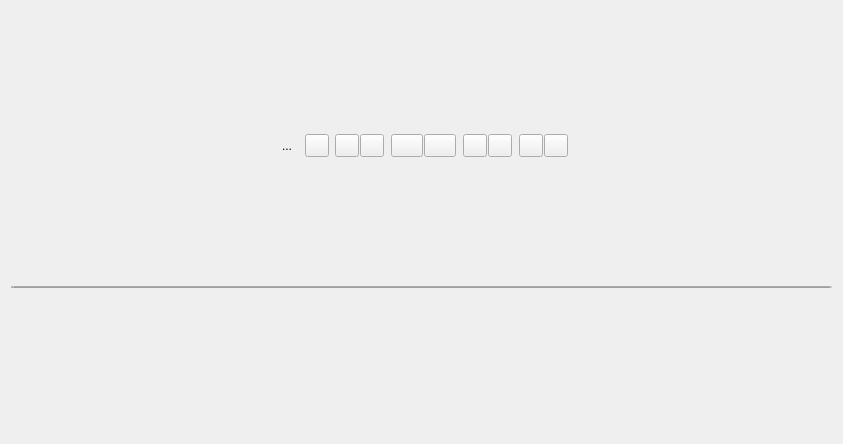
First picture: the form in galacteek/ui/browsertab.ui, repository pinnaculum/galacteek, before the edit.
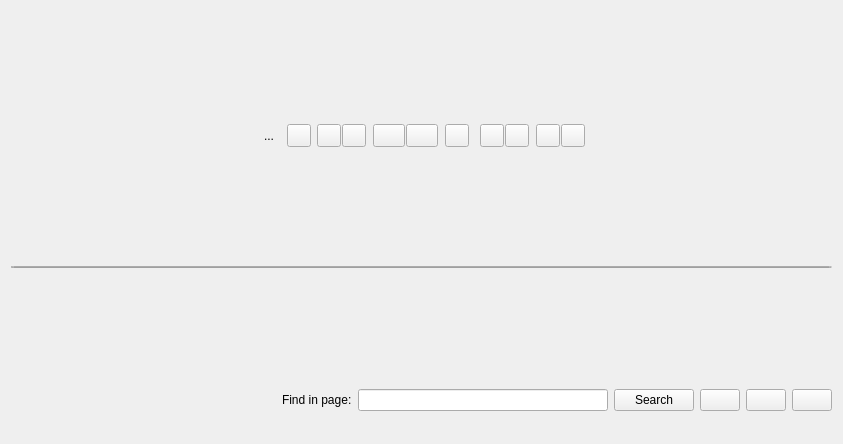
Second picture: the form after the edit. Icons and pictures are not drawn.

What changed in the file:
```diff
--- a/galacteek/ui/browsertab.ui
+++ b/galacteek/ui/browsertab.ui
@@ -193,6 +193,36 @@
              </property>
             </spacer>
            </item>
+           <item>
+            <widget class="QToolButton" name="findToolButton">
+             <property name="toolTip">
+              <string>&lt;html&gt;&lt;head/&gt;&lt;body&gt;&lt;p&gt;Find in page&lt;/p&gt;&lt;/body&gt;&lt;/html&gt;</string>
+             </property>
+             <property name="text">
+              <string/>
+             </property>
+             <property name="icon">
+              <iconset resource="galacteek.qrc">
+               <normaloff>:/share/icons/search-engine.png</normaloff>:/share/icons/search-engine.png</iconset>
+             </property>
+            </widget>
+           </item>
+           <item>
+            <spacer name="horizontalSpacer_5">
+             <property name="orientation">
+              <enum>Qt::Horizontal</enum>
+             </property>
+             <property name="sizeType">
+              <enum>QSizePolicy::Maximum</enum>
+             </property>
+             <property name="sizeHint" stdset="0">
+              <size>
+               <width>10</width>
+               <height>20</height>
+              </size>
+             </property>
+            </spacer>
+           </item>
            <item>
             <widget class="QToolButton" name="zoomOutButton">
              <property name="toolTip">
@@ -314,6 +344,89 @@
      </property>
     </layout>
    </item>
+   <item>
+    <layout class="QHBoxLayout" name="hLayoutSearch">
+     <item>
+      <spacer name="horizontalSpacer_4">
+       <property name="orientation">
+        <enum>Qt::Horizontal</enum>
+       </property>
+       <property name="sizeHint" stdset="0">
+        <size>
+         <width>40</width>
+         <height>20</height>
+        </size>
+       </property>
+      </spacer>
+     </item>
+     <item>
+      <widget class="QLabel" name="searchLabel">
+       <property name="maximumSize">
+        <size>
+         <width>100</width>
+         <height>16777215</height>
+        </size>
+       </property>
+       <property name="text">
+        <string>Find in page:</string>
+       </property>
+      </widget>
+     </item>
+     <item>
+      <widget class="QLineEdit" name="searchInPage">
+       <property name="maximumSize">
+        <size>
+         <width>250</width>
+         <height>16777215</height>
+        </size>
+       </property>
+       <property name="maxLength">
+        <number>256</number>
+       </property>
+      </widget>
+     </item>
+     <item>
+      <widget class="QPushButton" name="searchButton">
+       <property name="text">
+        <string>Search</string>
+       </property>
+      </widget>
+     </item>
+     <item>
+      <widget class="QPushButton" name="searchPrev">
+       <property name="text">
+        <string/>
+       </property>
+       <property name="icon">
+        <iconset resource="galacteek.qrc">
+         <normaloff>:/share/icons/left-arrow.png</normaloff>:/share/icons/left-arrow.png</iconset>
+       </property>
+      </widget>
+     </item>
+     <item>
+      <widget class="QPushButton" name="searchNext">
+       <property name="text">
+        <string/>
+       </property>
+       <property name="icon">
+        <iconset resource="galacteek.qrc">
+         <normaloff>:/share/icons/right-arrow.png</normaloff>:/share/icons/right-arrow.png</iconset>
+       </property>
+      </widget>
+     </item>
+     <item>
+      <widget class="QPushButton" name="searchCancel">
+       <property name="text">
+        <string/>
+       </property>
+       <property name="icon">
+        <iconset resource="galacteek.qrc">
+         <normaloff>:/share/icons/cancel.png</normaloff>:/share/icons/cancel.png</iconset>
+       </property>
+      </widget>
+     </item>
+    </layout>
+   </item>
    <item>
     <layout class="QHBoxLayout" name="horizontalLayout_2">
      <item>
```
